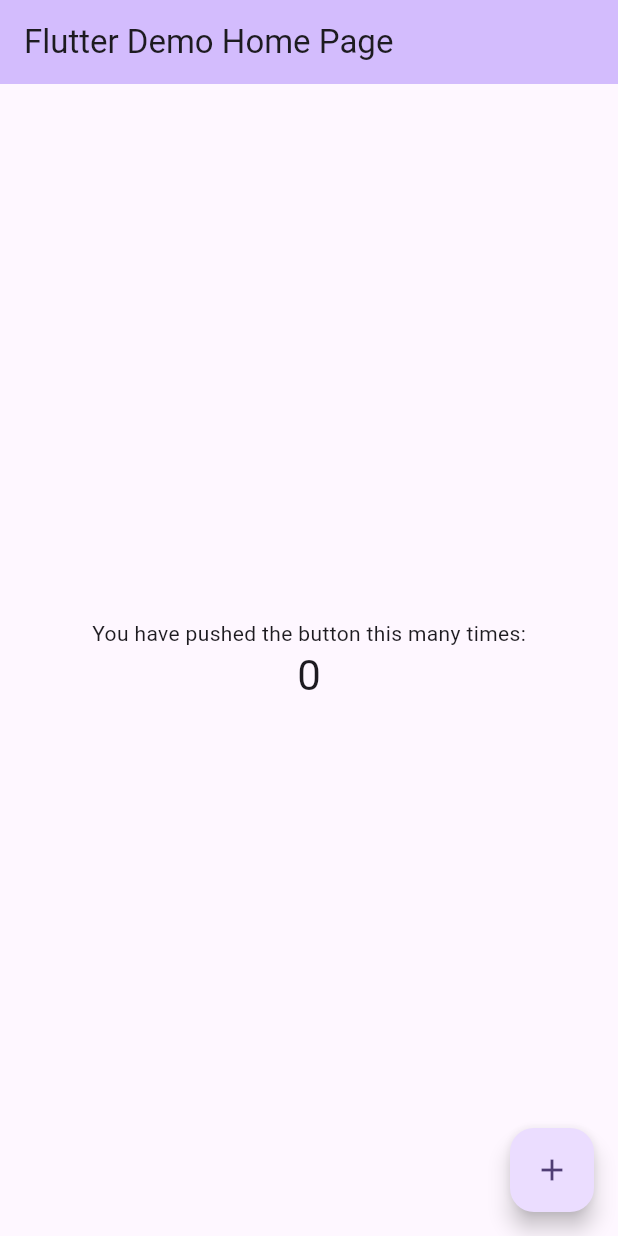
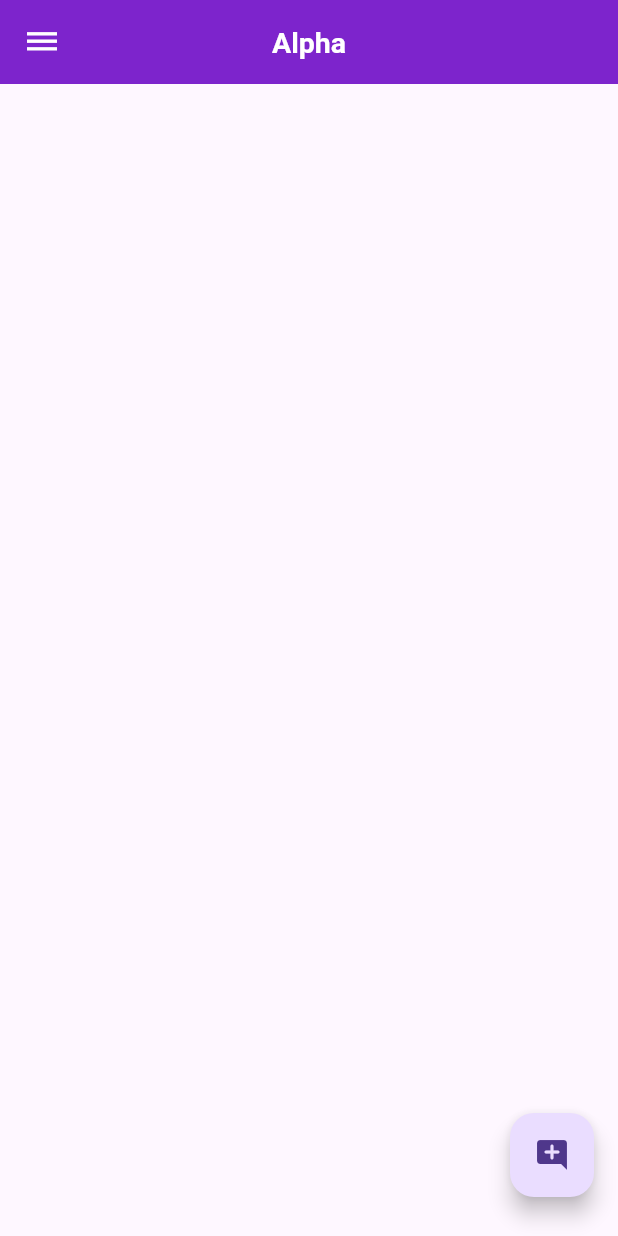
Before and after one commit to AneeqaWaheed/Alpha, a Flutter app: the screen it shows after launch, on a phone screen of 412 x 824 dp. Run offline on Flutter 3.47's test engine with Material 3 defaults, Android fonts, the phone set to English and light mode, and no system bars.

Commit message:
Home Screen UI

```diff
--- a/alpha/lib/main.dart
+++ b/alpha/lib/main.dart
@@ -1,4 +1,6 @@
 import 'package:flutter/material.dart';
+
+import 'screens/home_screen.dart';
 
 void main() {
   runApp(const MyApp());
@@ -7,119 +9,21 @@ void main() {
 class MyApp extends StatelessWidget {
   const MyApp({super.key});
 
-  // This widget is the root of your application.
   @override
   Widget build(BuildContext context) {
     return MaterialApp(
-      title: 'Flutter Demo',
-      theme: ThemeData(
-        // This is the theme of your application.
-        //
-        // TRY THIS: Try running your application with "flutter run". You'll see
-        // the application has a purple toolbar. Then, without quitting the app,
-        // try changing the seedColor in the colorScheme below to Colors.green
-        // and then invoke "hot reload" (save your changes or press the "hot
-        // reload" button in a Flutter-supported IDE, or press "r" if you used
-        // the command line to start the app).
-        //
-        // Notice that the counter didn't reset back to zero; the application
-        // state is not lost during the reload. To reset the state, use hot
-        // restart instead.
-        //
-        // This works for code too, not just values: Most code changes can be
-        // tested with just a hot reload.
-        colorScheme: ColorScheme.fromSeed(seedColor: Colors.deepPurple),
-        useMaterial3: true,
-      ),
-      home: const MyHomePage(title: 'Flutter Demo Home Page'),
-    );
+        title: 'Alpha',
+        theme: ThemeData(
+          appBarTheme: AppBarTheme(
+            centerTitle: true,
+            elevation: 1,
+            iconTheme: IconThemeData(color: Colors.white),
+            titleTextStyle: TextStyle(
+                color: Colors.white, fontWeight: FontWeight.bold, fontSize: 19),
+            backgroundColor: Color(0xFF7E22CE),
+          ),
+          useMaterial3: true,
+        ),
+        home: const HomeScreen());
   }
 }
-
-class MyHomePage extends StatefulWidget {
-  const MyHomePage({super.key, required this.title});
-
-  // This widget is the home page of your application. It is stateful, meaning
-  // that it has a State object (defined below) that contains fields that affect
-  // how it looks.
-
-  // This class is the configuration for the state. It holds the values (in this
-  // case the title) provided by the parent (in this case the App widget) and
-  // used by the build method of the State. Fields in a Widget subclass are
-  // always marked "final".
-
-  final String title;
-
-  @override
-  State<MyHomePage> createState() => _MyHomePageState();
-}
-
-class _MyHomePageState extends State<MyHomePage> {
-  int _counter = 0;
-
-  void _incrementCounter() {
-    setState(() {
-      // This call to setState tells the Flutter framework that something has
-      // changed in this State, which causes it to rerun the build method below
-      // so that the display can reflect the updated values. If we changed
-      // _counter without calling setState(), then the build method would not be
-      // called again, and so nothing would appear to happen.
-      _counter++;
-    });
-  }
-
-  @override
-  Widget build(BuildContext context) {
-    // This method is rerun every time setState is called, for instance as done
-    // by the _incrementCounter method above.
-    //
-    // The Flutter framework has been optimized to make rerunning build methods
-    // fast, so that you can just rebuild anything that needs updating rather
-    // than having to individually change instances of widgets.
-    return Scaffold(
-      appBar: AppBar(
-        // TRY THIS: Try changing the color here to a specific color (to
-        // Colors.amber, perhaps?) and trigger a hot reload to see the AppBar
-        // change color while the other colors stay the same.
-        backgroundColor: Theme.of(context).colorScheme.inversePrimary,
-        // Here we take the value from the MyHomePage object that was created by
-        // the App.build method, and use it to set our appbar title.
-        title: Text(widget.title),
-      ),
-      body: Center(
-        // Center is a layout widget. It takes a single child and positions it
-        // in the middle of the parent.
-        child: Column(
-          // Column is also a layout widget. It takes a list of children and
-          // arranges them vertically. By default, it sizes itself to fit its
-          // children horizontally, and tries to be as tall as its parent.
-          //
-          // Column has various properties to control how it sizes itself and
-          // how it positions its children. Here we use mainAxisAlignment to
-          // center the children vertically; the main axis here is the vertical
-          // axis because Columns are vertical (the cross axis would be
-          // horizontal).
-          //
-          // TRY THIS: Invoke "debug painting" (choose the "Toggle Debug Paint"
-          // action in the IDE, or press "p" in the console), to see the
-          // wireframe for each widget.
-          mainAxisAlignment: MainAxisAlignment.center,
-          children: <Widget>[
-            const Text(
-              'You have pushed the button this many times:',
-            ),
-            Text(
-              '$_counter',
-              style: Theme.of(context).textTheme.headlineMedium,
-            ),
-          ],
-        ),
-      ),
-      floatingActionButton: FloatingActionButton(
-        onPressed: _incrementCounter,
-        tooltip: 'Increment',
-        child: const Icon(Icons.add),
-      ), // This trailing comma makes auto-formatting nicer for build methods.
-    );
-  }
-}
--- /dev/null
+++ b/alpha/lib/screens/home_screen.dart
@@ -0,0 +1,34 @@
+import "package:flutter/cupertino.dart";
+import "package:flutter/material.dart";
+
+class HomeScreen extends StatefulWidget {
+  const HomeScreen({super.key});
+
+  @override
+  State<HomeScreen> createState() => _HomeScreenState();
+}
+
+class _HomeScreenState extends State<HomeScreen> {
+  @override
+  Widget build(BuildContext context) {
+    return Scaffold(
+      // AppBar
+      appBar: AppBar(
+        leading: IconButton(
+          onPressed: () {
+            // Your onPressed logic here
+          },
+          icon: const Icon(Icons.dehaze),
+        ),
+        title: const Text('Alpha'),
+        centerTitle: true, // Ensures the title is centered
+      ),
+      // Floating Button to add New Users
+      floatingActionButton: Padding(
+        padding: const EdgeInsets.only(bottom: 10),
+        child: FloatingActionButton(
+            onPressed: () {}, child: const Icon(Icons.add_comment_rounded)),
+      ),
+    );
+  }
+}
```
Also changed, not shown: alpha/pubspec.yaml (+15 -29 lines), alpha/images/Alpha.PNG (added), alpha/pubspec.lock, 27 other files.
